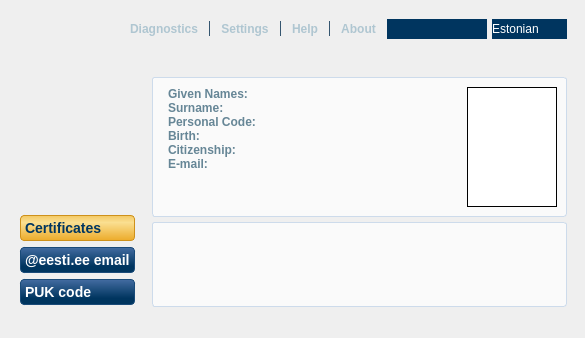
Qt form src/MainWindow.ui (open-eid/qesteidutil) before a commit; both pictures show x 0 to 585 and y 0 to 338 of the 585 by 535 pixel window.
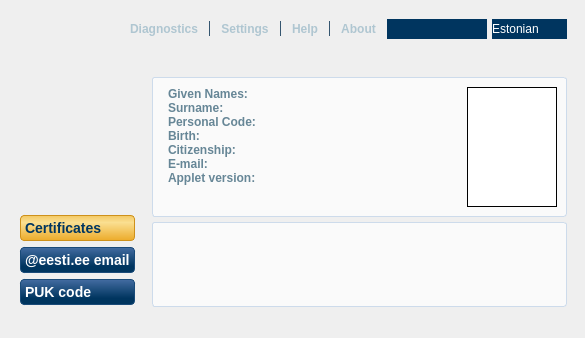
The same form after that commit. Icons and pictures are not drawn. Custom widgets are drawn as their Qt base class.

Commit message:
Show applet version
IB-4966, IB-4965

The edit to the form file:
```diff
--- a/src/MainWindow.ui
+++ b/src/MainWindow.ui
@@ -106,7 +106,7 @@
 #personalInfo #personalName, #personalInfo #personalRegNr,
 #personalInfo #personalCode, #personalInfo #personalBirth,
 #personalInfo #personalCitizen, #personalInfo #personalEmail,
-#personalInfo #surName
+#personalInfo #surName, #personalInfo #personalVersion
 { color: black; }
 
 #headerDiagnostics, #headerSettings, #headerHelp, #headerAbout {
@@ -602,6 +602,27 @@
             </layout>
            </item>
            <item row="6" column="0">
+            <layout class="QHBoxLayout" name="personalVersionLayout" stretch="0,1">
+             <property name="spacing">
+              <number>3</number>
+             </property>
+             <item>
+              <widget class="QLabel" name="personalVersionLabel">
+               <property name="text">
+                <string>Applet version:</string>
+               </property>
+              </widget>
+             </item>
+             <item>
+              <widget class="QLabel" name="personalVersion">
+               <property name="textInteractionFlags">
+                <set>Qt::TextBrowserInteraction</set>
+               </property>
+              </widget>
+             </item>
+            </layout>
+           </item>
+           <item row="7" column="0">
             <spacer name="personalInfoSpacer">
              <property name="orientation">
               <enum>Qt::Vertical</enum>
@@ -614,7 +635,7 @@
              </property>
             </spacer>
            </item>
-           <item row="0" column="1" rowspan="7">
+           <item row="0" column="1" rowspan="8">
             <widget class="QLabel" name="pictureFrame">
              <property name="minimumSize">
               <size>
```
The commit also changes 8 other files.
